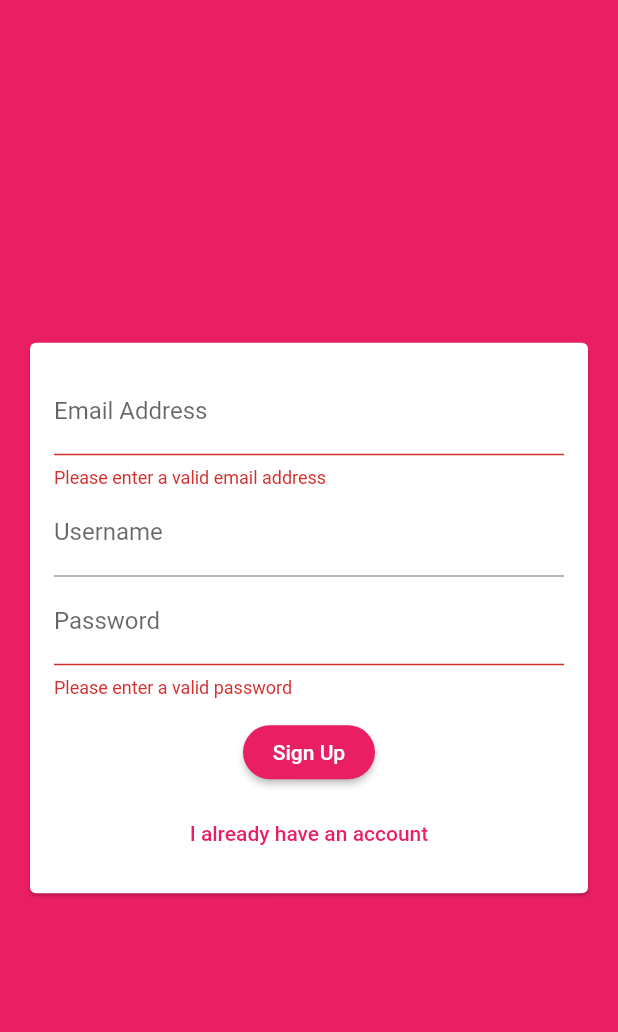
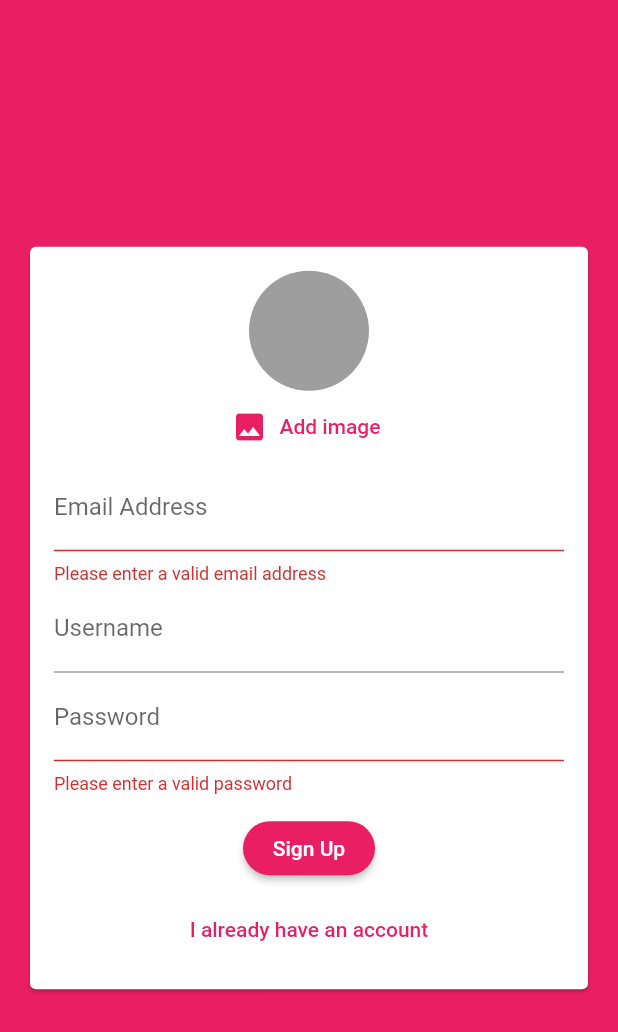
Before and after one commit to vikgupta/flutter-dart, a Flutter app: the screen it shows after launch, after a tap on "Login", after a tap on "Create new Account", on a phone screen of 412 x 824 dp. Shown: the top 1032 px of the screen. Run offline on Flutter 3.47's test engine with Material 2 defaults, Android fonts, the phone set to English and light mode, and no system bars; our stand-ins replace cloud_firestore, firebase_auth, google_maps_flutter, image_picker, location, shared_preferences and 1 more; accounts and stored records are empty.

Commit message:
Adding an image picker on sign up screen

```diff
--- a/chat_app/lib/widgets/auth/auth_form.dart
+++ b/chat_app/lib/widgets/auth/auth_form.dart
@@ -1,4 +1,6 @@
 import 'package:flutter/material.dart';
+
+import '../pickers/user_image_picker.dart';
 
 class AuthForm extends StatefulWidget {
   final void Function(String, String, String, bool, BuildContext) authDetailsSubmitHandler;
@@ -47,6 +49,7 @@ class _AuthFormState extends State<AuthForm> {
               child: Column(
                 mainAxisSize: MainAxisSize.min,
                 children: <Widget>[
+                  if(!_isLogin) UserImagePicker(),
                   TextFormField(
                     key: ValueKey('email'),
                     keyboardType: TextInputType.emailAddress,
--- /dev/null
+++ b/chat_app/lib/widgets/pickers/user_image_picker.dart
@@ -0,0 +1,38 @@
+import 'dart:io';
+import 'package:flutter/material.dart';
+import 'package:image_picker/image_picker.dart';
+
+class UserImagePicker extends StatefulWidget {
+  @override
+  _UserImagePickerState createState() => _UserImagePickerState();
+}
+
+class _UserImagePickerState extends State<UserImagePicker> {
+  File _pickedImage;
+
+  Future<void> _pickImage() async {
+    final image = await ImagePicker.pickImage(source: ImageSource.camera);
+    setState(() {
+      _pickedImage = image;
+    });
+  }
+
+  @override
+  Widget build(BuildContext context) {
+    return Column(
+      children: <Widget>[
+        CircleAvatar(
+          backgroundColor: Colors.grey,
+          backgroundImage: _pickedImage == null ? null : FileImage(_pickedImage),
+          radius: 40,
+        ),
+        FlatButton.icon(
+          onPressed: _pickImage,
+          icon: Icon(Icons.image),
+          label: Text('Add image'),
+          textColor: Theme.of(context).primaryColor,
+        )
+      ],
+    );
+  }
+}
--- a/chat_app/pubspec.yaml
+++ b/chat_app/pubspec.yaml
@@ -27,6 +27,7 @@ dependencies:
   firebase_core: ^0.4.0+9
   firebase_auth: ^0.16.0
   cloud_firestore: ^0.12.9+5
+  image_picker: ^0.6.6+1
 
   # The following adds the Cupertino Icons font to your application.
   # Use with the CupertinoIcons class for iOS style icons.
```
Also changed, not shown: chat_app/pubspec.lock.
